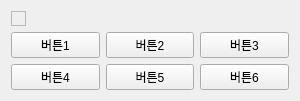
This is ui/floating_toolbar.ui in Glen-Lee-glitch/new_viewer as Qt 5 draws it before an edit. The edited form follows.
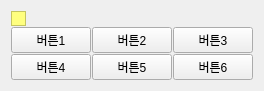
This is the edited form.

Commit message: feat: floating_toolbar.ui 수정 - 툴바 크기 조정 및 간격 속성 추가

```diff
--- a/ui/floating_toolbar.ui
+++ b/ui/floating_toolbar.ui
@@ -6,8 +6,8 @@
    <rect>
     <x>0</x>
     <y>0</y>
-    <width>300</width>
-    <height>99</height>
+    <width>249</width>
+    <height>89</height>
    </rect>
   </property>
   <property name="windowTitle">
@@ -16,6 +16,9 @@
   <layout class="QHBoxLayout" name="horizontalLayout_3">
    <item>
     <layout class="QVBoxLayout" name="verticalLayout">
+     <property name="spacing">
+      <number>1</number>
+     </property>
      <item>
       <widget class="QFrame" name="drag_handle_frame">
        <property name="minimumSize">
@@ -30,6 +33,9 @@
          <height>15</height>
         </size>
        </property>
+       <property name="styleSheet">
+        <string notr="true">background-color: rgb(255, 255, 127);</string>
+       </property>
        <property name="frameShape">
         <enum>QFrame::Shape::StyledPanel</enum>
        </property>
@@ -40,6 +46,9 @@
      </item>
      <item>
       <layout class="QHBoxLayout" name="horizontalLayout">
+       <property name="spacing">
+        <number>1</number>
+       </property>
        <item>
         <widget class="QPushButton" name="pushButton">
          <property name="text">
@@ -65,6 +74,9 @@
      </item>
      <item>
       <layout class="QHBoxLayout" name="horizontalLayout_2">
+       <property name="spacing">
+        <number>1</number>
+       </property>
        <item>
         <widget class="QPushButton" name="pushButton_4">
          <property name="text">
```
